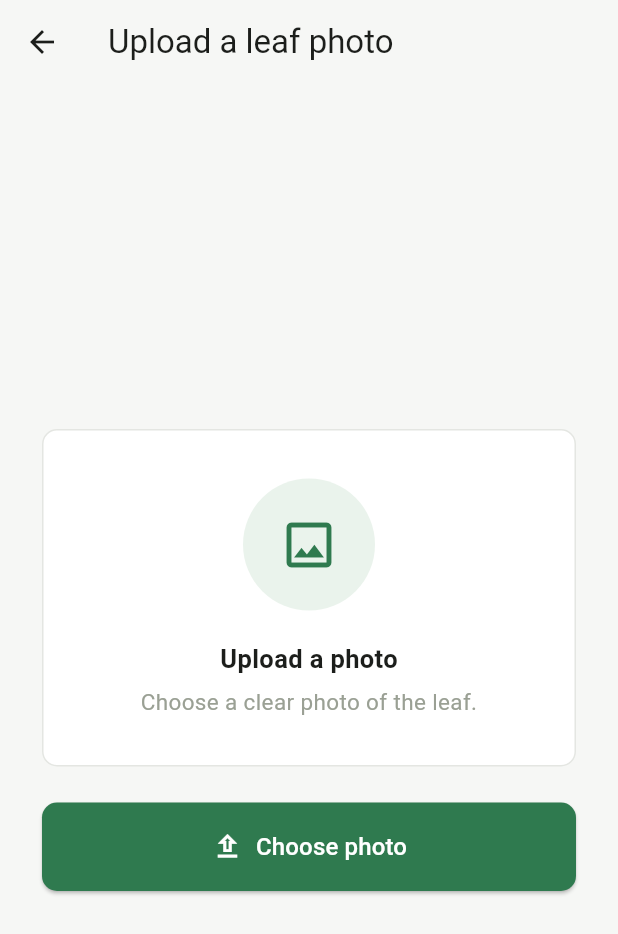
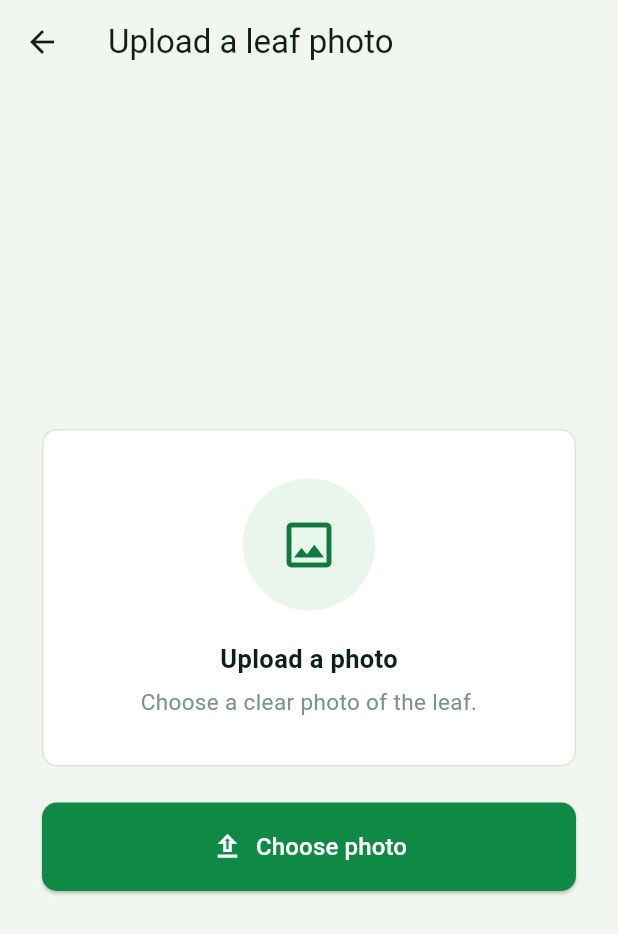
Before and after one commit to angobkhen-hub/HerbaVision, a Flutter app: the UploadScreen screen opened directly, on a phone screen of 412 x 824 dp. Shown: the top 934 px of the screen. Run offline on Flutter 3.47's test engine with Material 3 defaults, Android fonts, the phone set to English and light mode, and no system bars; our stand-ins replace image_picker, shared_preferences; accounts and stored records are empty.

Commit message:
Add theme files and update app colors

```diff
--- a/frontend/lib/theme/app_colors.dart
+++ b/frontend/lib/theme/app_colors.dart
@@ -5,68 +5,111 @@ import 'package:flutter/material.dart';
 ///
 /// [dark] is switched in main.dart when the "Dark mode" setting changes.
 /// Because these are getters, they can't be used inside a `const` widget.
+///
+/// Visual language: a dark "botanical intelligence lab" — deep forest-black
+/// surfaces, glass panels, electric lime highlights and mint data accents.
 class AppColors {
   AppColors._();
 
-  static bool dark = false;
+  static bool dark = true;
+
+  static bool get isDark => dark;
 
   static Color _pick(Color light, Color darkValue) => dark ? darkValue : light;
 
   // Backgrounds
-  static Color get bg => _pick(const Color(0xFFF6F7F5), const Color(0xFF121512));
+  static Color get bg => _pick(const Color(0xFFF1F6EF), const Color(0xFF060B08));
   static Color get bgTop =>
-      _pick(const Color(0xFFF9FBF8), const Color(0xFF161A17));
+      _pick(const Color(0xFFFBFDF8), const Color(0xFF0A140E));
   static Color get bgBottom =>
-      _pick(const Color(0xFFEEF4EF), const Color(0xFF0E110F));
+      _pick(const Color(0xFFE5EFE4), const Color(0xFF030604));
   static Color get surface =>
-      _pick(const Color(0xFFFFFFFF), const Color(0xFF1C201D));
+      _pick(const Color(0xFFFFFFFF), const Color(0xFF0C1711));
+  static Color get surfaceAlt =>
+      _pick(const Color(0xFFF4F9F2), const Color(0xFF102018));
   static Color get border =>
-      _pick(const Color(0xFFE4E6E2), const Color(0xFF2C332E));
+      _pick(const Color(0xFFD9E6D9), const Color(0xFF1D3527));
+
+  // Glass (translucent panels used on top of the animated backdrop)
+  static Color get glass =>
+      _pick(const Color(0xCCFFFFFF), const Color(0xB30C1711));
+  static Color get glassStrong =>
+      _pick(const Color(0xE6FFFFFF), const Color(0xE60A130E));
+  static Color get glassBorder =>
+      _pick(const Color(0xFFE3EDE3), const Color(0x1FFFFFFF));
+  static Color get glassHighlight =>
+      _pick(const Color(0xFFFFFFFF), const Color(0x14FFFFFF));
 
   // Text
   static Color get textPrimary =>
-      _pick(const Color(0xFF1C1E1B), const Color(0xFFECEFEA));
+      _pick(const Color(0xFF0C2015), const Color(0xFFEDF8F0));
   static Color get textSecondary =>
-      _pick(const Color(0xFF6B7066), const Color(0xFFA3AB9F));
+      _pick(const Color(0xFF4F6A5A), const Color(0xFF9DB9A8));
   static Color get textMuted =>
-      _pick(const Color(0xFF9AA094), const Color(0xFF7A8277));
+      _pick(const Color(0xFF7C9386), const Color(0xFF6D8B7A));
   static Color get textAccent =>
-      _pick(const Color(0xFF2F7A4F), const Color(0xFF6FCB94));
+      _pick(const Color(0xFF0E7A3E), const Color(0xFFB7F94B));
 
   // Brand
   static Color get brand =>
-      _pick(const Color(0xFF2F7A4F), const Color(0xFF3D9066));
+      _pick(const Color(0xFF0F8A45), const Color(0xFFB7F94B));
   static Color get brandDark =>
-      _pick(const Color(0xFF1F5C3A), const Color(0xFF1F5C3A));
+      _pick(const Color(0xFF0A5C2E), const Color(0xFF0E3D24));
   static Color get brandLight =>
-      _pick(const Color(0xFF4FA574), const Color(0xFF5CB98A));
-  static Color get onBrand => const Color(0xFFFFFFFF);
+      _pick(const Color(0xFF3BBE6D), const Color(0xFFE9FFB8));
+  static Color get onBrand =>
+      _pick(const Color(0xFFFFFFFF), const Color(0xFF06130B));
+
+  // Signature accents
+  static Color get lime =>
+      _pick(const Color(0xFF69C223), const Color(0xFFC6FF4D));
+  static Color get emerald =>
+      _pick(const Color(0xFF0FA968), const Color(0xFF2EE59D));
+  static Color get cyan =>
+      _pick(const Color(0xFF0E8FA8), const Color(0xFF5AD1FF));
 
   // Status / accent backgrounds
   static Color get bgAccent =>
-      _pick(const Color(0xFFEAF3EC), const Color(0xFF1F2E25));
+      _pick(const Color(0xFFE9F6EC), const Color(0xFF13291C));
   static Color get bgSuccess =>
-      _pick(const Color(0xFFE6F4EA), const Color(0xFF1B3324));
+      _pick(const Color(0xFFE6F4EA), const Color(0xFF0F2C1B));
   static Color get textSuccess =>
-      _pick(const Color(0xFF1E7A34), const Color(0xFF7BD79A));
+      _pick(const Color(0xFF1E7A34), const Color(0xFF6BFFA8));
   static Color get bgWarning =>
-      _pick(const Color(0xFFFDF1DC), const Color(0xFF3A2D14));
+      _pick(const Color(0xFFFDF1DC), const Color(0xFF2E2410));
   static Color get textWarning =>
-      _pick(const Color(0xFFB6740A), const Color(0xFFE7B35A));
+      _pick(const Color(0xFFB6740A), const Color(0xFFFFCB66));
   static Color get danger =>
-      _pick(const Color(0xFFC0392B), const Color(0xFFFF7B72));
+      _pick(const Color(0xFFC0392B), const Color(0xFFFF6B6B));
 
   // Shadow
   static Color get shadow =>
-      _pick(const Color(0x142F7A4F), const Color(0x66000000));
+      _pick(const Color(0x1A1B3A26), const Color(0xB3000000));
 
   // Stat card accents
   static Color get accentBlue =>
-      _pick(const Color(0xFF3B82C4), const Color(0xFF5AA0DC));
+      _pick(const Color(0xFF2F86B8), const Color(0xFF5AD1FF));
   static Color get accentAmber =>
-      _pick(const Color(0xFFE0A030), const Color(0xFFE8B04A));
+      _pick(const Color(0xFFD9971B), const Color(0xFFFFC857));
   static Color get accentPurple =>
-      _pick(const Color(0xFF8B5CC6), const Color(0xFFA683DD));
+      _pick(const Color(0xFF8B5CC6), const Color(0xFFC09BFF));
+
+  // Ready-made gradients
+  static LinearGradient get brandGradient => LinearGradient(
+        begin: Alignment.topLeft,
+        end: Alignment.bottomRight,
+        colors: dark
+            ? const [Color(0xFFD8FF7A), Color(0xFF9BF03C), Color(0xFF2EE59D)]
+            : const [Color(0xFF37B96B), Color(0xFF0F8A45), Color(0xFF0A5C2E)],
+      );
+
+  static LinearGradient get glassGradient => LinearGradient(
+        begin: Alignment.topLeft,
+        end: Alignment.bottomRight,
+        colors: dark
+            ? const [Color(0xE6122019), Color(0xCC0A130E)]
+            : const [Color(0xFFFFFFFF), Color(0xFFF3F9F1)],
+      );
 }
 
 const double kRadius = 10;
```
